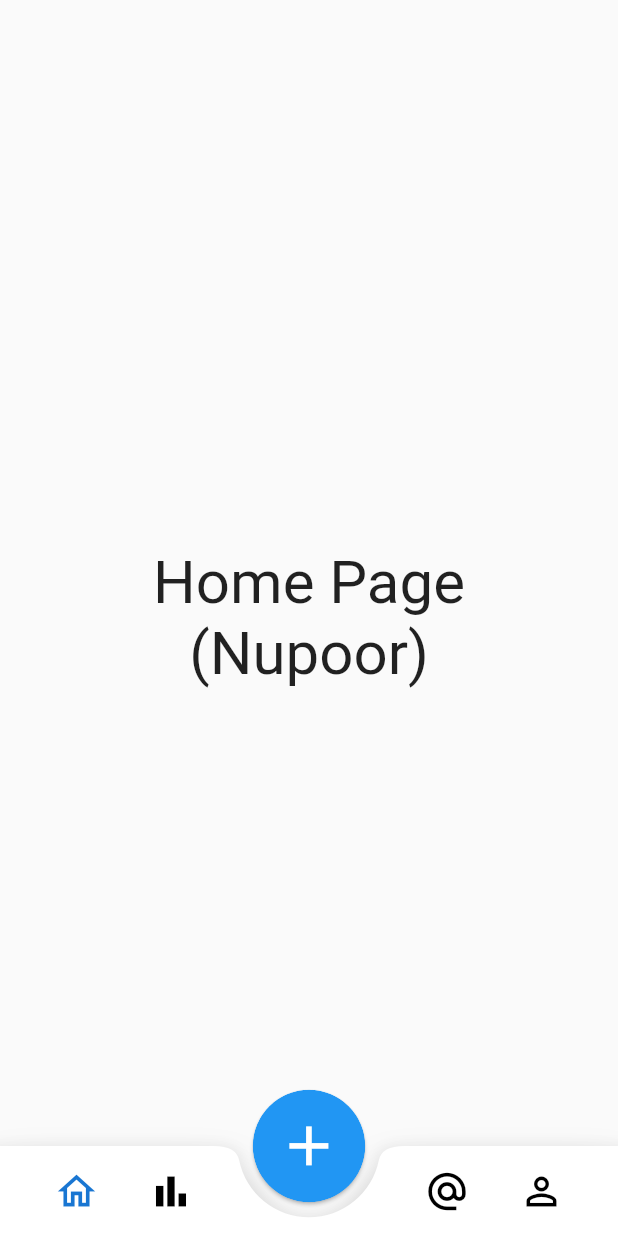
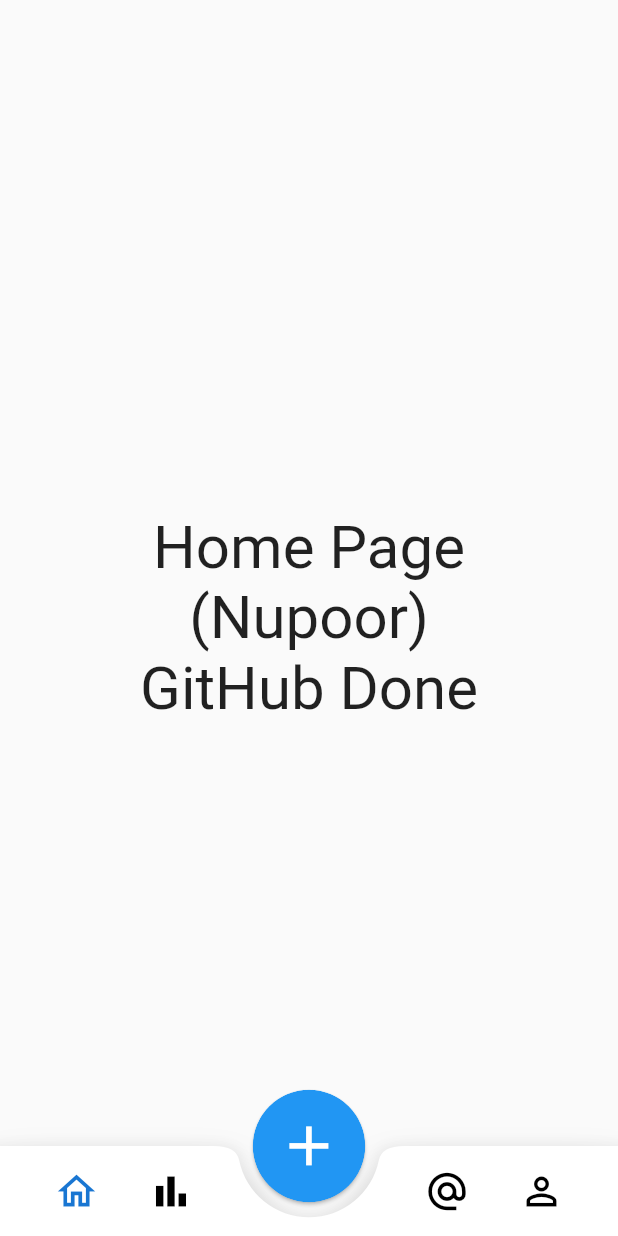
Before and after one commit to AadityaCholayil/DietMate, a Flutter app: the screen it shows after launch, on a phone screen of 412 x 824 dp. Run offline on Flutter 3.47's test engine with Material 2 defaults, Android fonts, the phone set to English and light mode, and no system bars; our stand-ins replace preload_page_view.

Commit message:
nupoor github done

```diff
--- a/lib/home_screen.dart
+++ b/lib/home_screen.dart
@@ -1,4 +1,4 @@
-import 'file:///C:/Users/chola/AndroidStudioProjects/dietmate/lib/food_form.dart';
+import 'package:dietmate/food_form.dart';
 import 'package:dietmate/pages/homepage.dart';
 import 'package:dietmate/pages/neeraj_temp.dart';
 import 'package:dietmate/pages/profile_detail_page.dart';
--- a/lib/pages/homepage.dart
+++ b/lib/pages/homepage.dart
@@ -11,7 +11,7 @@ class _HomePageState extends State<HomePage> {
     return Scaffold(
       body: Center(
           child: Text(
-            'Home Page\n(Nupoor)',
+            'Home Page\n(Nupoor)\nGitHub Done',
             style: TextStyle(
               fontSize: 40,
             ),
```
